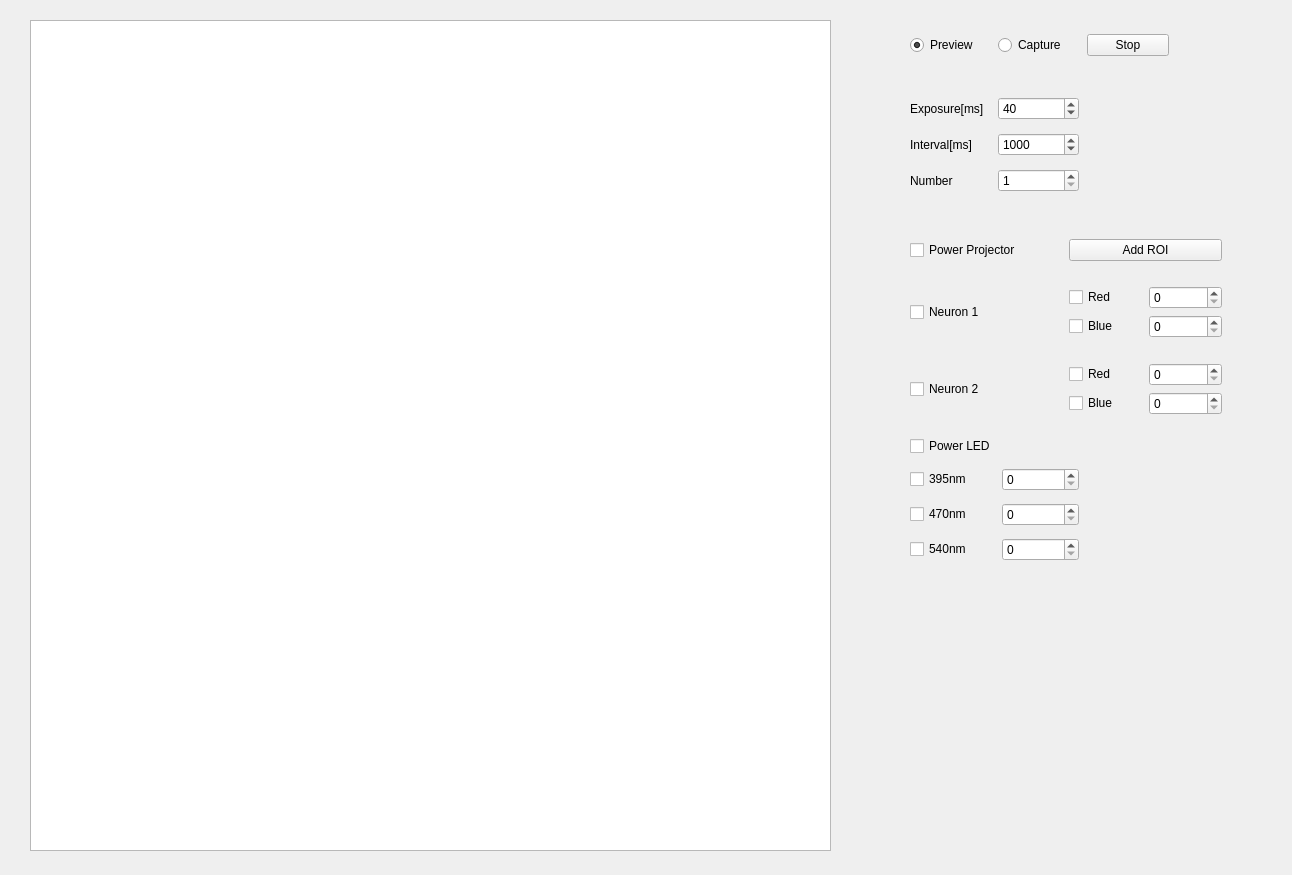
Old version of the form homeui.ui in the repository JiangXL/ColorMapping.
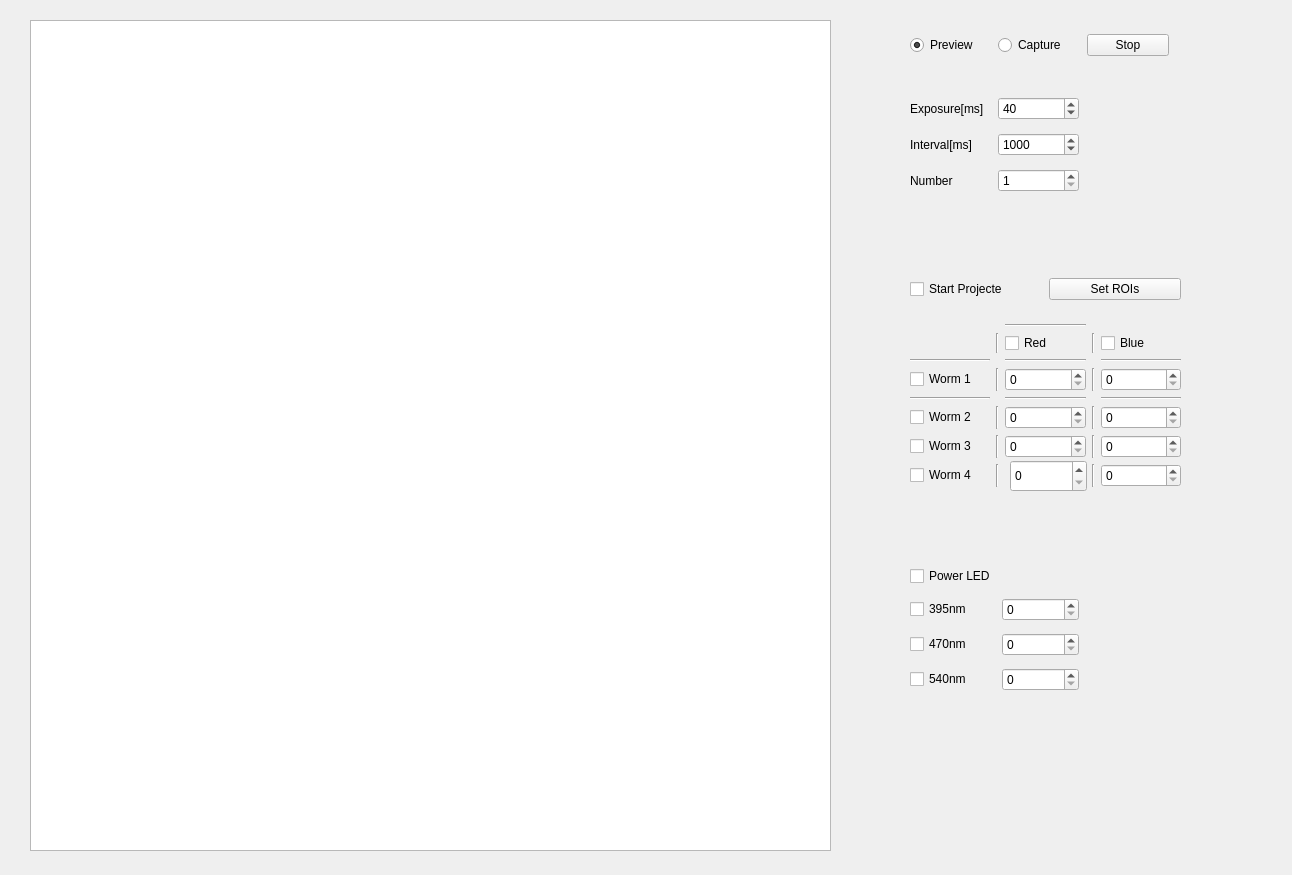
New version of the form. Icons and pictures are not drawn.

Patch:
```diff
--- a/homeui.ui
+++ b/homeui.ui
@@ -170,99 +170,11 @@
      </item>
     </layout>
    </widget>
-   <widget class="QWidget" name="gridLayoutWidget_3">
-    <property name="geometry">
-     <rect>
-      <x>910</x>
-      <y>220</y>
-      <width>312</width>
-      <height>217</height>
-     </rect>
-    </property>
-    <layout class="QGridLayout" name="gridLayout_3">
-     <item row="1" column="0">
-      <widget class="QCheckBox" name="checkBox_neuron1">
-       <property name="text">
-        <string>Neuron 1</string>
-       </property>
-      </widget>
-     </item>
-     <item row="2" column="1">
-      <layout class="QGridLayout" name="gridLayout_6">
-       <item row="2" column="0">
-        <widget class="QCheckBox" name="checkBox_2_blue">
-         <property name="text">
-          <string>Blue</string>
-         </property>
-        </widget>
-       </item>
-       <item row="2" column="1">
-        <widget class="QSpinBox" name="spinBox_2_blue"/>
-       </item>
-       <item row="1" column="0">
-        <widget class="QCheckBox" name="checkBox_2_red">
-         <property name="text">
-          <string>Red</string>
-         </property>
-        </widget>
-       </item>
-       <item row="1" column="1">
-        <widget class="QSpinBox" name="spinBox_2_red"/>
-       </item>
-      </layout>
-     </item>
-     <item row="1" column="1">
-      <layout class="QGridLayout" name="gridLayout_5">
-       <item row="0" column="2">
-        <widget class="QSpinBox" name="spinBox_1_red"/>
-       </item>
-       <item row="0" column="1">
-        <widget class="QCheckBox" name="checkBox_1_red">
-         <property name="text">
-          <string>Red</string>
-         </property>
-        </widget>
-       </item>
-       <item row="1" column="2">
-        <widget class="QSpinBox" name="spinBox_1_blue"/>
-       </item>
-       <item row="1" column="1">
-        <widget class="QCheckBox" name="checkBox_1_blue">
-         <property name="text">
-          <string>Blue</string>
-         </property>
-        </widget>
-       </item>
-      </layout>
-     </item>
-     <item row="2" column="0">
-      <widget class="QCheckBox" name="checkBox_neoron2">
-       <property name="text">
-        <string>Neuron 2</string>
-       </property>
-      </widget>
-     </item>
-     <item row="0" column="0">
-      <widget class="QCheckBox" name="checkBox_sti">
-       <property name="text">
-        <string>Power Projector</string>
-       </property>
-      </widget>
-     </item>
-     <item row="0" column="1">
-      <widget class="QPushButton" name="pushButton">
-       <property name="text">
-        <string>Add ROI</string>
-       </property>
-      </widget>
-     </item>
-    </layout>
-   </widget>
    <widget class="QWidget" name="gridLayoutWidget_4">
     <property name="geometry">
      <rect>
       <x>910</x>
-      <y>430</y>
+      <y>560</y>
       <width>169</width>
       <height>141</height>
      </rect>
@@ -307,6 +219,280 @@
      </item>
     </layout>
    </widget>
+   <widget class="QWidget" name="gridLayoutWidget_3">
+    <property name="geometry">
+     <rect>
+      <x>910</x>
+      <y>260</y>
+      <width>271</width>
+      <height>246</height>
+     </rect>
+    </property>
+    <layout class="QGridLayout" name="gridLayout_3">
+     <item row="0" column="0">
+      <layout class="QHBoxLayout" name="horizontalLayout_2">
+       <item>
+        <widget class="QCheckBox" name="checkBox_sti">
+         <property name="text">
+          <string>Start Projecte</string>
+         </property>
+        </widget>
+       </item>
+       <item>
+        <widget class="QPushButton" name="pushButton_roi">
+         <property name="text">
+          <string>Set ROIs</string>
+         </property>
+         <property name="checkable">
+          <bool>true</bool>
+         </property>
+         <property name="autoRepeat">
+          <bool>true</bool>
+         </property>
+        </widget>
+       </item>
+      </layout>
+     </item>
+     <item row="8" column="0">
+      <layout class="QGridLayout" name="gridLayout_5">
+       <item row="0" column="3">
+        <layout class="QGridLayout" name="gridLayout_7">
+         <item row="8" column="1">
+          <widget class="Line" name="line_16">
+           <property name="orientation">
+            <enum>Qt::Vertical</enum>
+           </property>
+          </widget>
+         </item>
+         <item row="1" column="5">
+          <widget class="QCheckBox" name="checkBox_1_blue">
+           <property name="text">
+            <string>Blue</string>
+           </property>
+          </widget>
+         </item>
+         <item row="1" column="3">
+          <widget class="QCheckBox" name="checkBox_1_red">
+           <property name="text">
+            <string>Red</string>
+           </property>
+          </widget>
+         </item>
+         <item row="6" column="5">
+          <widget class="QSpinBox" name="spinBox_2_blue">
+           <property name="maximum">
+            <number>255</number>
+           </property>
+          </widget>
+         </item>
+         <item row="3" column="0">
+          <widget class="QCheckBox" name="checkBox_worm1">
+           <property name="text">
+            <string>Worm 1</string>
+           </property>
+          </widget>
+         </item>
+         <item row="1" column="4">
+          <widget class="Line" name="line_7">
+           <property name="orientation">
+            <enum>Qt::Vertical</enum>
+           </property>
+          </widget>
+         </item>
+         <item row="8" column="4">
+          <widget class="Line" name="line_15">
+           <property name="orientation">
+            <enum>Qt::Vertical</enum>
+           </property>
+          </widget>
+         </item>
+         <item row="5" column="3">
+          <widget class="QSpinBox" name="spinBox_1_red">
+           <property name="maximum">
+            <number>255</number>
+           </property>
+          </widget>
+         </item>
+         <item row="4" column="0">
+          <widget class="Line" name="line_8">
+           <property name="orientation">
+            <enum>Qt::Horizontal</enum>
+           </property>
+          </widget>
+         </item>
+         <item row="3" column="1">
+          <widget class="Line" name="line">
+           <property name="orientation">
+            <enum>Qt::Vertical</enum>
+           </property>
+          </widget>
+         </item>
+         <item row="4" column="3">
+          <widget class="Line" name="line_9">
+           <property name="orientation">
+            <enum>Qt::Horizontal</enum>
+           </property>
+          </widget>
+         </item>
+         <item row="3" column="5">
+          <widget class="QSpinBox" name="spinBox_0_blue">
+           <property name="maximum">
+            <number>255</number>
+           </property>
+          </widget>
+         </item>
+         <item row="1" column="1">
+          <widget class="Line" name="line_6">
+           <property name="orientation">
+            <enum>Qt::Vertical</enum>
+           </property>
+          </widget>
+         </item>
+         <item row="6" column="4">
+          <widget class="Line" name="line_14">
+           <property name="orientation">
+            <enum>Qt::Vertical</enum>
+           </property>
+          </widget>
+         </item>
+         <item row="6" column="1">
+          <widget class="Line" name="line_12">
+           <property name="orientation">
+            <enum>Qt::Vertical</enum>
+           </property>
+          </widget>
+         </item>
+         <item row="5" column="5">
+          <widget class="QSpinBox" name="spinBox_1_blue">
+           <property name="maximum">
+            <number>255</number>
+           </property>
+          </widget>
+         </item>
+         <item row="5" column="0">
+          <widget class="QCheckBox" name="checkBox_worm2">
+           <property name="text">
+            <string>Worm 2</string>
+           </property>
+          </widget>
+         </item>
+         <item row="3" column="3">
+          <widget class="QSpinBox" name="spinBox_0_red">
+           <property name="maximum">
+            <number>255</number>
+           </property>
+          </widget>
+         </item>
+         <item row="5" column="4">
+          <widget class="Line" name="line_13">
+           <property name="orientation">
+            <enum>Qt::Vertical</enum>
+           </property>
+          </widget>
+         </item>
+         <item row="4" column="5">
+          <widget class="Line" name="line_10">
+           <property name="orientation">
+            <enum>Qt::Horizontal</enum>
+           </property>
+          </widget>
+         </item>
+         <item row="6" column="0">
+          <widget class="QCheckBox" name="checkBox_worm3">
+           <property name="text">
+            <string>Worm 3</string>
+           </property>
+          </widget>
+         </item>
+         <item row="8" column="5">
+          <widget class="QSpinBox" name="spinBox_3_blue">
+           <property name="maximum">
+            <number>255</number>
+           </property>
+          </widget>
+         </item>
+         <item row="6" column="3">
+          <widget class="QSpinBox" name="spinBox_2_red">
+           <property name="maximum">
+            <number>255</number>
+           </property>
+          </widget>
+         </item>
+         <item row="8" column="0">
+          <widget class="QCheckBox" name="checkBox_worm4">
+           <property name="text">
+            <string>Worm 4</string>
+           </property>
+          </widget>
+         </item>
+         <item row="5" column="1">
+          <widget class="Line" name="line_11">
+           <property name="orientation">
+            <enum>Qt::Vertical</enum>
+           </property>
+          </widget>
+         </item>
+         <item row="2" column="5">
+          <widget class="Line" name="line_5">
+           <property name="orientation">
+            <enum>Qt::Horizontal</enum>
+           </property>
+          </widget>
+         </item>
+         <item row="3" column="4">
+          <widget class="Line" name="line_2">
+           <property name="orientation">
+            <enum>Qt::Vertical</enum>
+           </property>
+          </widget>
+         </item>
+         <item row="2" column="0">
+          <widget class="Line" name="line_4">
+           <property name="orientation">
+            <enum>Qt::Horizontal</enum>
+           </property>
+          </widget>
+         </item>
+         <item row="2" column="3">
+          <widget class="Line" name="line_3">
+           <property name="orientation">
+            <enum>Qt::Horizontal</enum>
+           </property>
+          </widget>
+         </item>
+         <item row="0" column="3">
+          <widget class="Line" name="line_17">
+           <property name="orientation">
+            <enum>Qt::Horizontal</enum>
+           </property>
+          </widget>
+         </item>
+        </layout>
+       </item>
+      </layout>
+     </item>
+    </layout>
+   </widget>
+   <widget class="QSpinBox" name="spinBox_3_red">
+    <property name="geometry">
+     <rect>
+      <x>1010</x>
+      <y>460</y>
+      <width>77</width>
+      <height>32</height>
+     </rect>
+    </property>
+    <property name="maximum">
+     <number>255</number>
+    </property>
+   </widget>
+   <zorder>gridLayoutWidget</zorder>
+   <zorder>horizontalLayoutWidget</zorder>
+   <zorder>gridLayoutWidget_2</zorder>
+   <zorder>gridLayoutWidget_4</zorder>
+   <zorder>gridLayoutWidget_3</zorder>
+   <zorder>spinBox_3_red</zorder>
+   <zorder></zorder>
   </widget>
  </widget>
  <resources/>
```
Left out of the diff: 3 changed lines with no effect on the pictures.
